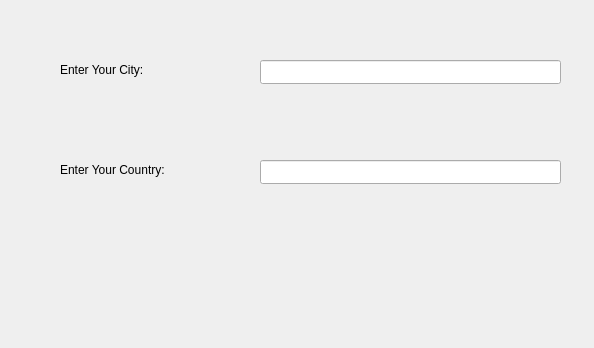
The window that contents/ui/configForm.ui (rangalo/plasma_pyweather) describes before a commit, drawn with Qt 5.
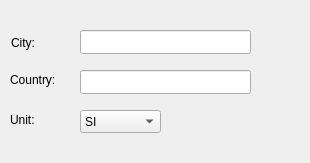
The same window after the commit.

Commit message: made the unit configurable, changes in config layout; almost stable

```diff
--- a/contents/ui/configForm.ui
+++ b/contents/ui/configForm.ui
@@ -6,8 +6,8 @@
    <rect>
     <x>0</x>
     <y>0</y>
-    <width>594</width>
-    <height>348</height>
+    <width>310</width>
+    <height>163</height>
    </rect>
   </property>
   <property name="windowTitle">
@@ -16,35 +16,35 @@
   <widget class="QLabel" name="lblCity">
    <property name="geometry">
     <rect>
-     <x>60</x>
-     <y>60</y>
-     <width>161</width>
+     <x>11</x>
+     <y>33</y>
+     <width>41</width>
      <height>20</height>
     </rect>
    </property>
    <property name="text">
-    <string>Enter Your City:</string>
+    <string>City:</string>
    </property>
   </widget>
   <widget class="QLabel" name="lblCountry">
    <property name="geometry">
     <rect>
-     <x>60</x>
-     <y>160</y>
-     <width>161</width>
+     <x>10</x>
+     <y>70</y>
+     <width>71</width>
      <height>20</height>
     </rect>
    </property>
    <property name="text">
-    <string>Enter Your Country:</string>
+    <string>Country:</string>
    </property>
   </widget>
   <widget class="QLineEdit" name="txtCity">
    <property name="geometry">
     <rect>
-     <x>260</x>
-     <y>60</y>
-     <width>301</width>
+     <x>80</x>
+     <y>30</y>
+     <width>171</width>
      <height>24</height>
     </rect>
    </property>
@@ -52,13 +52,46 @@
   <widget class="QLineEdit" name="txtCountry">
    <property name="geometry">
     <rect>
-     <x>260</x>
-     <y>160</y>
-     <width>301</width>
+     <x>80</x>
+     <y>70</y>
+     <width>171</width>
      <height>24</height>
     </rect>
    </property>
   </widget>
+  <widget class="QLabel" name="lblUnit">
+   <property name="geometry">
+    <rect>
+     <x>10</x>
+     <y>110</y>
+     <width>41</width>
+     <height>20</height>
+    </rect>
+   </property>
+   <property name="text">
+    <string>Unit:</string>
+   </property>
+  </widget>
+  <widget class="QComboBox" name="cmbUnit">
+   <property name="geometry">
+    <rect>
+     <x>80</x>
+     <y>110</y>
+     <width>81</width>
+     <height>23</height>
+    </rect>
+   </property>
+   <item>
+    <property name="text">
+     <string>SI</string>
+    </property>
+   </item>
+   <item>
+    <property name="text">
+     <string>US</string>
+    </property>
+   </item>
+  </widget>
  </widget>
  <resources/>
  <connections/>
```
The commit also changes 7 other files.
